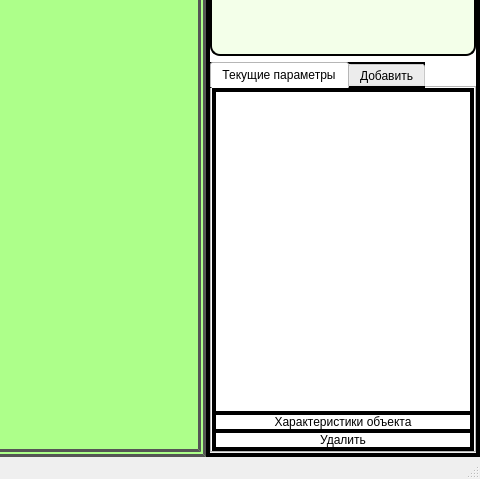
This is main_window/trajectory.ui in MihailZimin/route-planning as Qt 5 draws it before an edit; both pictures show x 480 to 960 and y 170 to 649 of the 960 by 649 pixel window. The edited form follows.
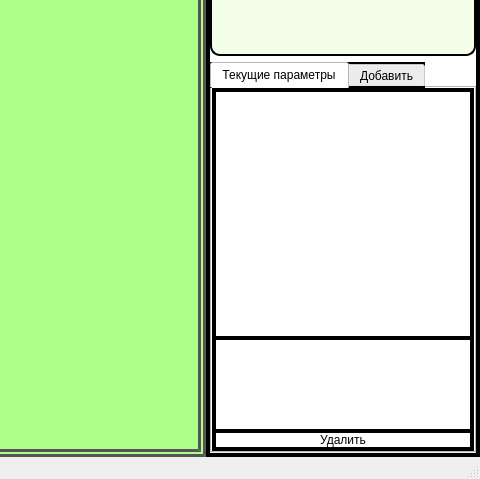
This is the edited form. The open tabs and pages were chosen to show the change. Icons and pictures are not drawn.

Commit message: add scroll area

Patch:
```diff
--- a/main_window/trajectory.ui
+++ b/main_window/trajectory.ui
@@ -487,7 +487,7 @@
                 <attribute name="title">
                  <string>Текущие параметры</string>
                 </attribute>
-                <layout class="QGridLayout" name="gridLayout_13">
+                <layout class="QGridLayout" name="gridLayout_13" rowstretch="8,3,0,0">
                  <property name="leftMargin">
                   <number>0</number>
                  </property>
@@ -503,7 +503,17 @@
                  <property name="spacing">
                   <number>0</number>
                  </property>
-                 <item row="2" column="0">
+                 <item row="0" column="0">
+                  <widget class="QListWidget" name="objectList">
+                   <property name="selectionMode">
+                    <enum>QAbstractItemView::ExtendedSelection</enum>
+                   </property>
+                   <property name="viewMode">
+                    <enum>QListView::ListMode</enum>
+                   </property>
+                  </widget>
+                 </item>
+                 <item row="3" column="0">
                   <widget class="QPushButton" name="deleteButton">
                    <property name="styleSheet">
                     <string notr="true">QPushButton {
@@ -522,27 +532,60 @@
                    </property>
                   </widget>
                  </item>
-                 <item row="0" column="0">
-                  <widget class="QListWidget" name="objectList">
-                   <property name="selectionMode">
-                    <enum>QAbstractItemView::ExtendedSelection</enum>
-                   </property>
-                   <property name="viewMode">
-                    <enum>QListView::ListMode</enum>
-                   </property>
-                  </widget>
-                 </item>
                  <item row="1" column="0">
-                  <widget class="QLabel" name="infoLabel">
+                  <widget class="QScrollArea" name="scrollArea">
+                   <property name="autoFillBackground">
+                    <bool>false</bool>
+                   </property>
                    <property name="styleSheet">
-                    <string notr="true">border: 2px solid black #cccccc;</string>
+                    <string notr="true">border: 1px solid black #cccccc;</string>
                    </property>
-                   <property name="text">
-                    <string>Характеристики объекта</string>
+                   <property name="widgetResizable">
+                    <bool>true</bool>
                    </property>
-                   <property name="alignment">
-                    <set>Qt::AlignCenter</set>
-                   </property>
+                   <widget class="QWidget" name="objectParams">
+                    <property name="geometry">
+                     <rect>
+                      <x>0</x>
+                      <y>0</y>
+                      <width>254</width>
+                      <height>96</height>
+                     </rect>
+                    </property>
+                    <layout class="QGridLayout" name="gridLayout_18">
+                     <property name="leftMargin">
+                      <number>0</number>
+                     </property>
+                     <property name="topMargin">
+                      <number>0</number>
+                     </property>
+                     <property name="rightMargin">
+                      <number>0</number>
+                     </property>
+                     <property name="bottomMargin">
+                      <number>0</number>
+                     </property>
+                     <item row="0" column="0">
+                      <widget class="QLabel" name="infoLabel">
+                       <property name="sizePolicy">
+                        <sizepolicy hsizetype="Expanding" vsizetype="Expanding">
+                         <horstretch>0</horstretch>
+                         <verstretch>0</verstretch>
+                        </sizepolicy>
+                       </property>
+                       <property name="styleSheet">
+                        <string notr="true"/>
+                       </property>
+                       <property name="text">
+                        <string/>
+                       </property>
+                       <property name="alignment">
+                        <set>Qt::AlignCenter</set>
+                       </property>
+                      </widget>
+                     </item>
+                    </layout>
+                   </widget>
                   </widget>
                  </item>
                 </layout>
```
Left out of the diff: 8 changed lines with no effect on the pictures.
